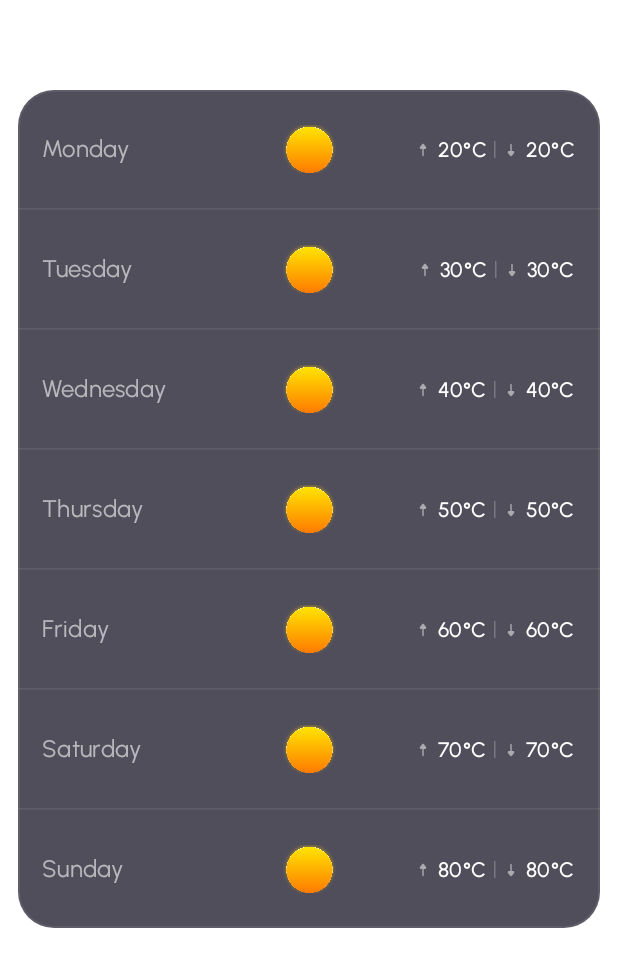
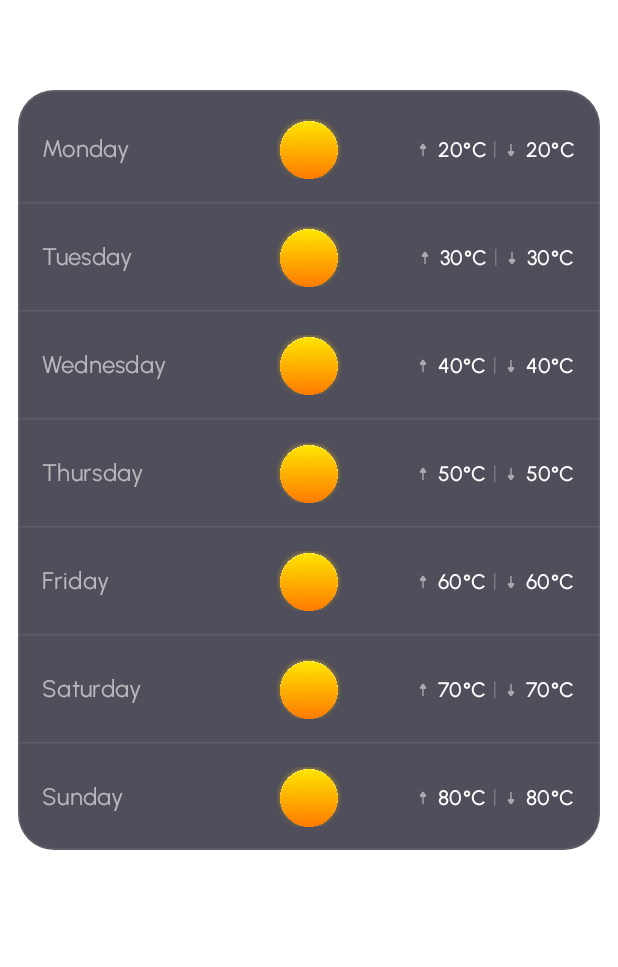
Before and after one commit to ThoriaHamdy99/Weather_App, an Android app built with Jetpack Compose: the @Preview function NextDaysWeatherPreview, on a phone screen of 412 x 824 dp. Shown: the top 967 px of the screen. Run offline under Robolectric (Android 15) with nearby library versions, the phone set to English and light mode, and no system bars.

Commit message:
handle next days padding

```diff
--- a/app/src/main/java/com/example/weather_app/ui/components/NextDayCard.kt
+++ b/app/src/main/java/com/example/weather_app/ui/components/NextDayCard.kt
@@ -48,8 +48,9 @@ fun NextDayCard(
             painter = painter,
             contentDescription = "image",
             modifier = Modifier
-                .padding(vertical = 15.dp)
-                .height(height = 32.dp)
+                .fillMaxWidth()
+                .padding(vertical = 7.dp)
+                .height(height = 40.dp)
                 .weight(1f),
             contentScale = ContentScale.FillHeight
         )
--- a/app/src/main/java/com/example/weather_app/ui/components/NextDaysWeather.kt
+++ b/app/src/main/java/com/example/weather_app/ui/components/NextDaysWeather.kt
@@ -62,6 +62,7 @@ fun NextDaysWeather(
                     borderBackgroundColor(isNightMode).copy(0.08f),
                     RoundedCornerShape(24.dp)
                 )
+                .padding(top = 4.dp)
         ) {
             Column {
                 for (i in 0..<numberOfNextDays) {
```
